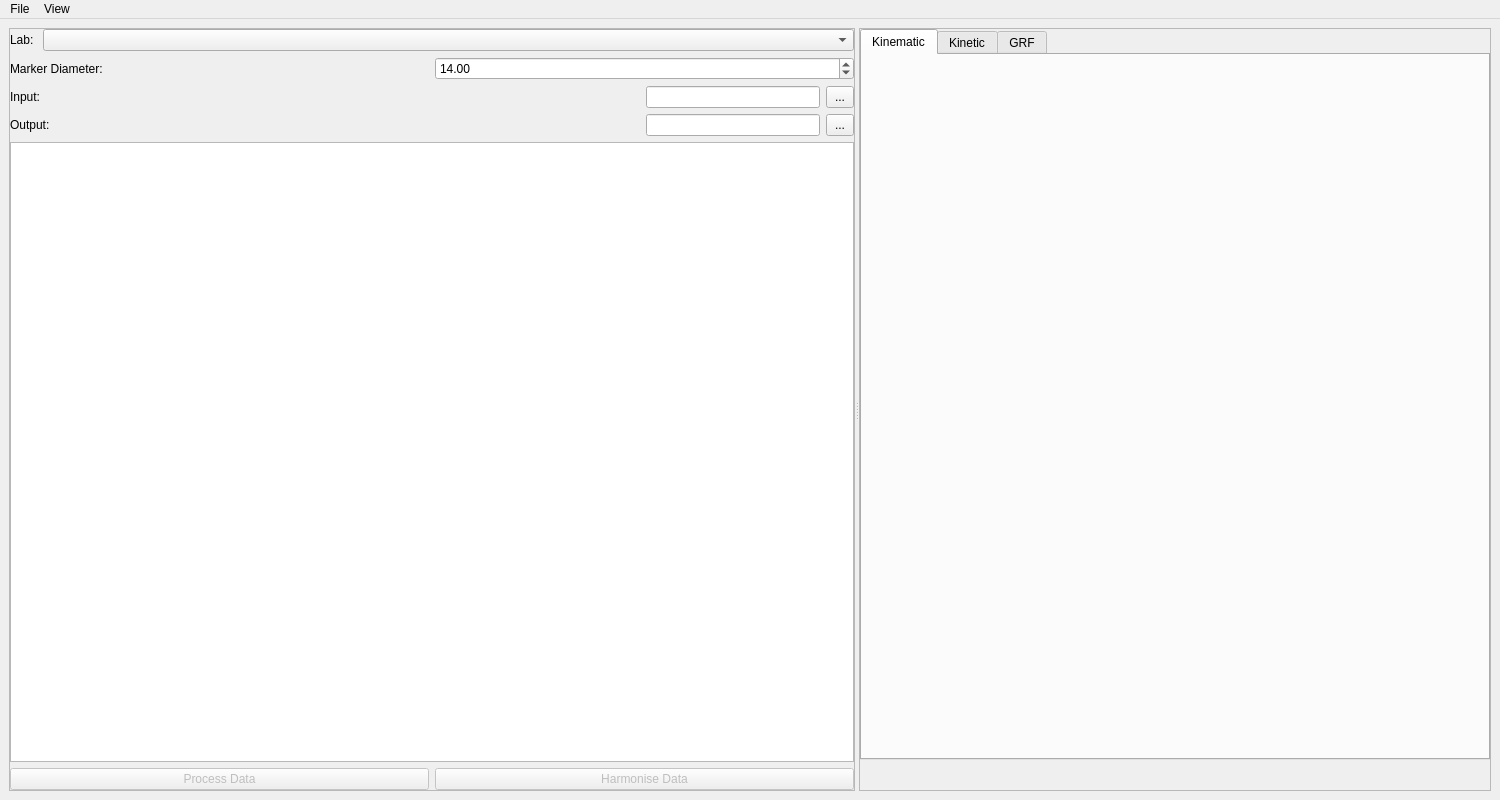
Qt form src/c3d_parser/view/qt/main_window.ui (tsalemink/C3D-parser) before a commit.
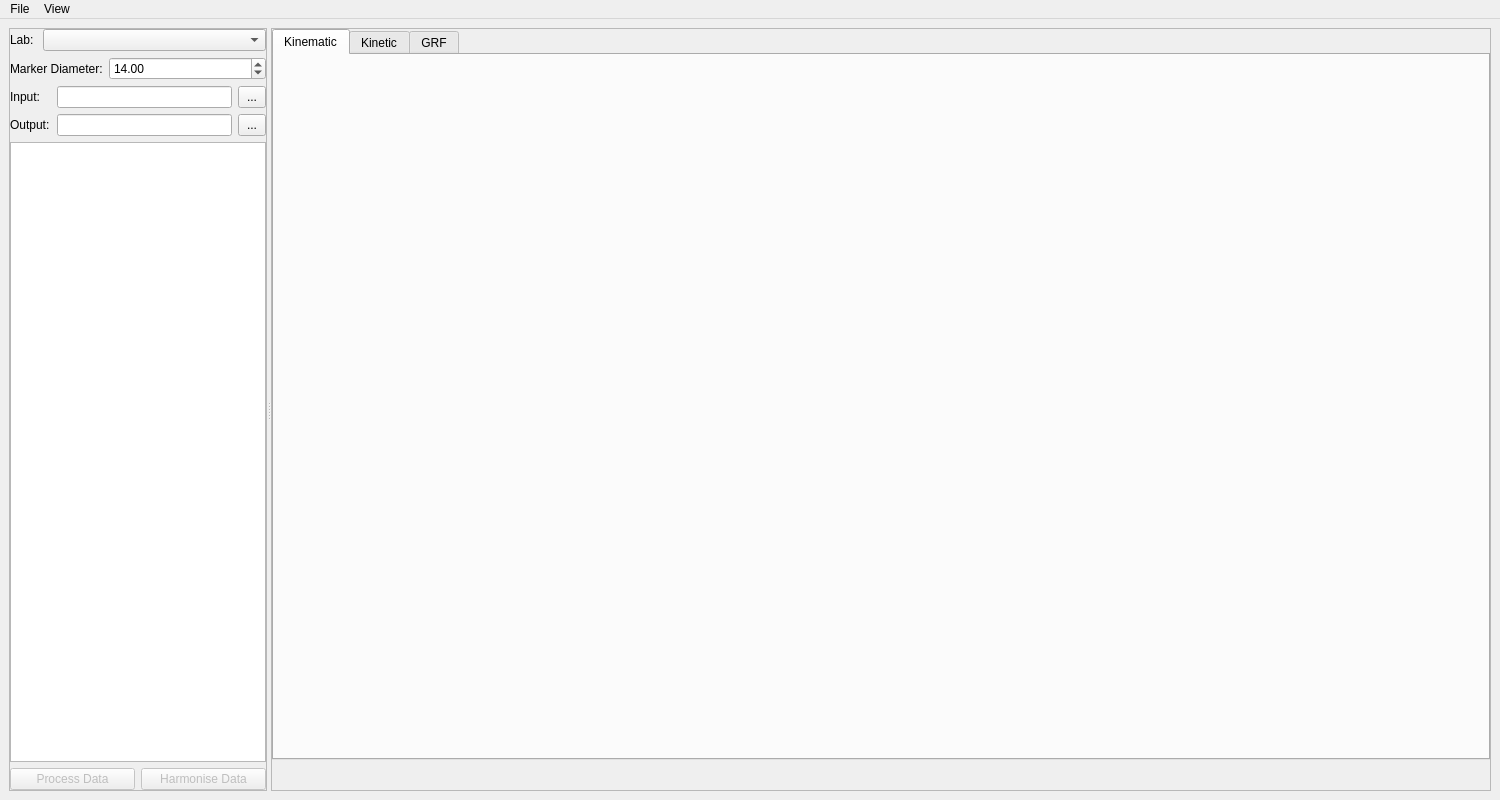
The same form after that commit. Custom widgets are drawn as their Qt base class.

Commit message: Allow resizing of central widgets in UI

Patch:
```diff
--- a/src/c3d_parser/view/qt/main_window.ui
+++ b/src/c3d_parser/view/qt/main_window.ui
@@ -22,7 +22,7 @@
       </property>
       <widget class="QFrame" name="frameTrial">
        <property name="sizePolicy">
-        <sizepolicy hsizetype="Fixed" vsizetype="Preferred">
+        <sizepolicy hsizetype="Expanding" vsizetype="Preferred">
          <horstretch>0</horstretch>
          <verstretch>0</verstretch>
         </sizepolicy>
@@ -91,7 +91,7 @@
           <item>
            <widget class="QDoubleSpinBox" name="doubleSpinBoxMarkerDiameter">
             <property name="sizePolicy">
-             <sizepolicy hsizetype="Minimum" vsizetype="Fixed">
+             <sizepolicy hsizetype="Expanding" vsizetype="Fixed">
               <horstretch>0</horstretch>
               <verstretch>0</verstretch>
              </sizepolicy>
@@ -107,6 +107,12 @@
          <layout class="QHBoxLayout" name="horizontalLayout" stretch="0,1,0">
           <item>
            <widget class="QLabel" name="label">
+            <property name="minimumSize">
+             <size>
+              <width>41</width>
+              <height>0</height>
+             </size>
+            </property>
             <property name="text">
              <string>Input:</string>
             </property>
@@ -115,14 +121,14 @@
           <item>
            <widget class="QLineEdit" name="lineEditInputDirectory">
             <property name="sizePolicy">
-             <sizepolicy hsizetype="Fixed" vsizetype="Fixed">
+             <sizepolicy hsizetype="Expanding" vsizetype="Fixed">
               <horstretch>0</horstretch>
               <verstretch>0</verstretch>
              </sizepolicy>
             </property>
             <property name="minimumSize">
              <size>
-              <width>174</width>
+              <width>0</width>
               <height>0</height>
              </size>
             </property>
@@ -150,6 +156,12 @@
          <layout class="QHBoxLayout" name="horizontalLayout_6">
           <item>
            <widget class="QLabel" name="label_5">
+            <property name="minimumSize">
+             <size>
+              <width>41</width>
+              <height>0</height>
+             </size>
+            </property>
             <property name="text">
              <string>Output:</string>
             </property>
@@ -158,14 +170,14 @@
           <item>
            <widget class="QLineEdit" name="lineEditOutputDirectory">
             <property name="sizePolicy">
-             <sizepolicy hsizetype="Fixed" vsizetype="Fixed">
+             <sizepolicy hsizetype="Expanding" vsizetype="Fixed">
               <horstretch>0</horstretch>
               <verstretch>0</verstretch>
              </sizepolicy>
             </property>
             <property name="minimumSize">
              <size>
-              <width>174</width>
+              <width>0</width>
               <height>0</height>
              </size>
             </property>
@@ -219,6 +231,12 @@
        </layout>
       </widget>
       <widget class="QFrame" name="frameVisualisation">
+       <property name="sizePolicy">
+        <sizepolicy hsizetype="Preferred" vsizetype="Preferred">
+         <horstretch>1</horstretch>
+         <verstretch>0</verstretch>
+        </sizepolicy>
+       </property>
        <property name="frameShape">
         <enum>QFrame::StyledPanel</enum>
        </property>
```
The commit also changes 1 other file.
